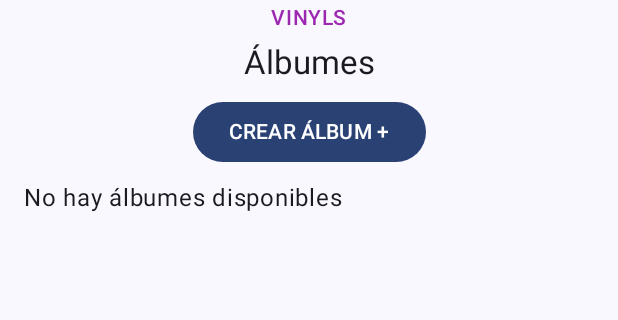
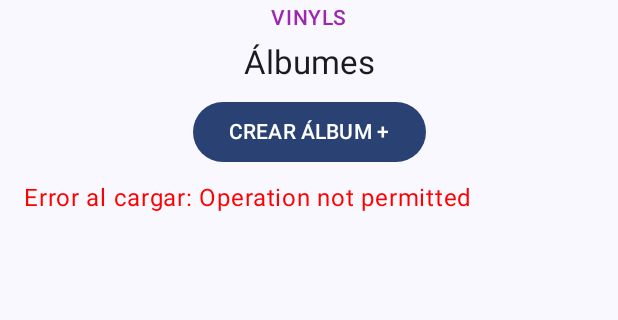
Before and after one commit to jposoriob1/TSDC-Vinilos-moviles, an Android app built with Jetpack Compose: the AlbumesActivity screen opened directly, with no data from a screen before it, on a phone screen of 412 x 824 dp, the part 198-518 px from its top. Run offline under Robolectric (Android 15) with nearby library versions, the phone set to English and light mode, and no system bars; pictures from the network do not load.

Commit message:
manejo de estados cargando, error y sin datos

```diff
--- /dev/null
+++ b/app/src/main/java/com/example/tsdc/ui/state/AlbumsUiState.kt
@@ -0,0 +1,10 @@
+package com.example.tsdc.ui.state
+
+import com.example.tsdc.data.model.AlbumDto
+
+sealed class AlbumsUiState {
+    object Loading : AlbumsUiState()
+    data class Success(val albums: List<AlbumDto>) : AlbumsUiState()
+    data class Error(val message: String) : AlbumsUiState()
+    object Empty : AlbumsUiState()
+}
--- a/app/src/main/java/com/example/tsdc/ui/view/AlbumesScreen.kt
+++ b/app/src/main/java/com/example/tsdc/ui/view/AlbumesScreen.kt
@@ -25,6 +25,9 @@
 import androidx.compose.ui.platform.LocalContext
 import androidx.compose.ui.platform.testTag
 import androidx.compose.foundation.clickable
+import com.example.tsdc.ui.state.AlbumsUiState
+
+
 
 
 @OptIn(ExperimentalMaterial3Api::class)
@@ -34,7 +37,6 @@
     onBack: () -> Unit,
     onAlbumClick: (Int) -> Unit
 ) {
-    val albums by viewModel.albums.collectAsState()
     val context = LocalContext.current
     LaunchedEffect(Unit) {
         viewModel.fetchAlbums()
@@ -87,15 +89,49 @@
             }
         }
     ) { paddingValues ->
-        if (albums.isEmpty()) {
+
+        val uiState by viewModel.uiState.collectAsState()
+
+        // Este bloque reemplaza lo que tenías antes (if albums.isEmpty() else ...)
+        when (uiState) {
+            is AlbumsUiState.Loading -> {
+                Box(
+                    modifier = Modifier
+                        .fillMaxSize()
+                        .padding(paddingValues),
+                    contentAlignment = Alignment.Center
+                ) {
+                    CircularProgressIndicator()
+                }
+            }
+
+            is AlbumsUiState.Error -> {
+                val errorMsg = (uiState as AlbumsUiState.Error).message
+                Text(
+                    text = "Error al cargar: $errorMsg",
+                    modifier = Modifier
+                        .padding(paddingValues)
+                        .padding(16.dp),
+                    color = Color.Red
+                )
+            }
+
+            is AlbumsUiState.Empty -> {
                 Text(
                     text = "No hay álbumes disponibles",
                     modifier = Modifier
                         .padding(paddingValues)
                         .padding(16.dp)
                 )
-        } else {
-            LazyColumn(modifier = Modifier.padding(paddingValues).testTag("lista_albumes")) {
+            }
+
+            is AlbumsUiState.Success -> {
+                val albums = (uiState as AlbumsUiState.Success).albums
+                LazyColumn(
+                    modifier = Modifier
+                        .padding(paddingValues)
+                        .testTag("lista_albumes")
+                ) {
                     items(albums) { album ->
                         AlbumItem(album = album, onClick = { onAlbumClick(album.id) })
                     }
@@ -103,8 +139,7 @@
             }
         }
     }
-
-
+}
 @Composable
 fun CreateAlbumButton() {
     val context = LocalContext.current
--- a/app/src/main/java/com/example/tsdc/ui/viewmodel/AlbumsViewModel.kt
+++ b/app/src/main/java/com/example/tsdc/ui/viewmodel/AlbumsViewModel.kt
@@ -4,26 +4,30 @@
 import androidx.lifecycle.viewModelScope
 import com.example.tsdc.data.model.AlbumDto
 import com.example.tsdc.data.repository.AlbumsRepository
+import com.example.tsdc.ui.state.AlbumsUiState
 import kotlinx.coroutines.flow.MutableStateFlow
 import kotlinx.coroutines.flow.StateFlow
 import kotlinx.coroutines.launch
 
 class AlbumsViewModel(private val repository: AlbumsRepository) : ViewModel() {
 
-    private val _albums = MutableStateFlow<List<AlbumDto>>(emptyList())
-    val albums: StateFlow<List<AlbumDto>> = _albums
+    private val _uiState =MutableStateFlow<AlbumsUiState>(AlbumsUiState.Loading)
+    val uiState: StateFlow<AlbumsUiState> = _uiState
 
 
     fun fetchAlbums() {
+        _uiState.value = AlbumsUiState.Loading
 
         viewModelScope.launch {
             try {
                 val result = repository.getAlbums()
-                println(result)
-                _albums.value = result
+                if (result.isEmpty()) {
+                    _uiState.value = AlbumsUiState.Empty
+                } else {
+                    _uiState.value = AlbumsUiState.Success(result)
+                }
             } catch (e: Exception) {
-                // pa manejar error
-                println("Error: ${e.message}")
+                _uiState.value = AlbumsUiState.Error(e.message ?: "Error desconocido")
             }
         }
     }
```
Also changed, not shown: app/src/main/java/com/example/tsdc/ui/state/AlbumDetailUiState.kt (added, +10 -0 lines), app/src/main/java/com/example/tsdc/ui/view/AlbumDetailScreen.kt (+43 -5 lines), app/src/main/java/com/example/tsdc/ui/viewmodel/AlbumDetailViewModel.kt (+12 -5 lines). Lines whose indentation alone changed are shown as unchanged.
